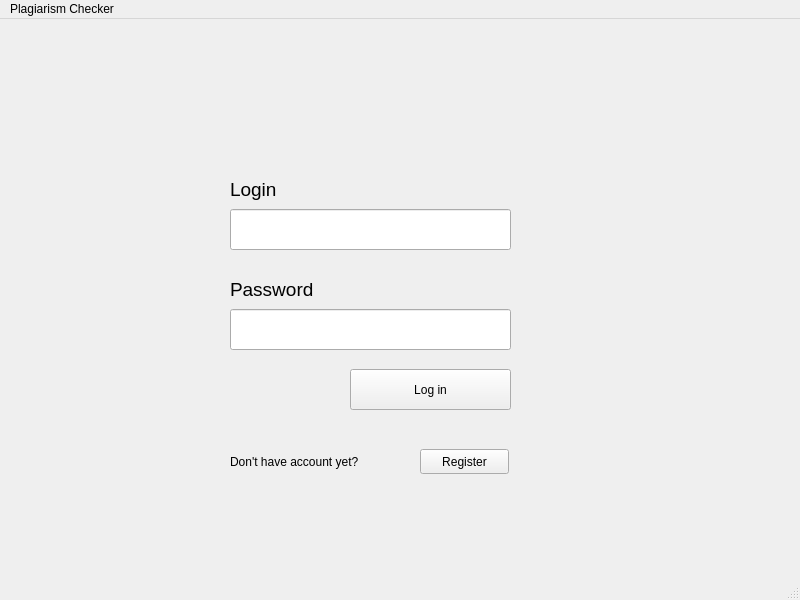
This is frontend-qt/mainwindow.ui in Mukhammadsaid19/os-plagiarism-checker as Qt 5 draws it before an edit. The edited form follows.
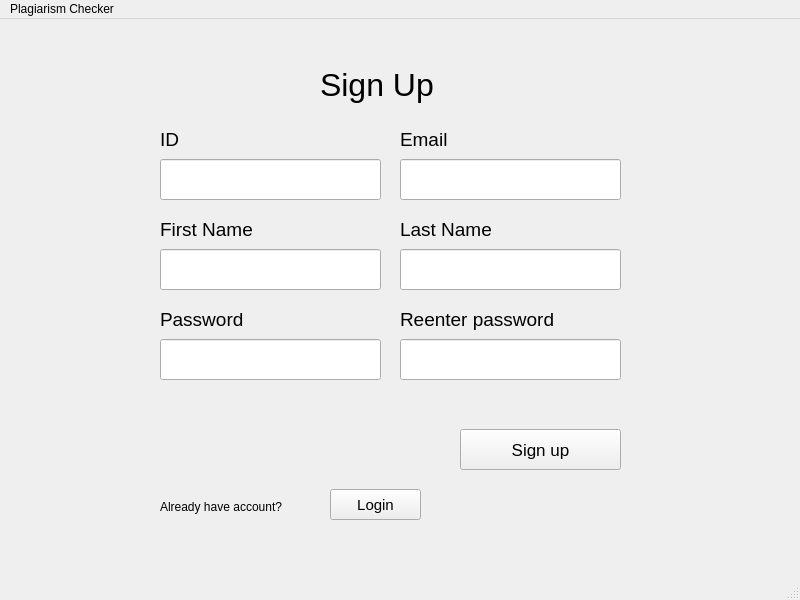
This is the edited form.

```diff
--- a/frontend-qt/mainwindow.ui
+++ b/frontend-qt/mainwindow.ui
@@ -14,110 +14,569 @@
    <string>MainWindow</string>
   </property>
   <widget class="QWidget" name="centralwidget">
-   <widget class="QLabel" name="label">
+   <widget class="QStackedWidget" name="stackedWidget">
     <property name="geometry">
      <rect>
-      <x>230</x>
-      <y>150</y>
-      <width>111</width>
-      <height>41</height>
+      <x>0</x>
+      <y>0</y>
+      <width>801</width>
+      <height>571</height>
      </rect>
     </property>
-    <property name="font">
-     <font>
-      <pointsize>14</pointsize>
-     </font>
+    <property name="styleSheet">
+     <string notr="true"/>
     </property>
-    <property name="text">
-     <string>Login</string>
+    <property name="currentIndex">
+     <number>1</number>
     </property>
-   </widget>
-   <widget class="QLineEdit" name="lineEdit_login">
-    <property name="geometry">
-     <rect>
-      <x>230</x>
-      <y>190</y>
-      <width>281</width>
-      <height>41</height>
-     </rect>
-    </property>
-    <property name="font">
-     <font>
-      <pointsize>14</pointsize>
-     </font>
-    </property>
-   </widget>
-   <widget class="QLineEdit" name="lineEdit_password">
-    <property name="geometry">
-     <rect>
-      <x>230</x>
-      <y>290</y>
-      <width>281</width>
-      <height>41</height>
-     </rect>
-    </property>
-    <property name="font">
-     <font>
-      <pointsize>14</pointsize>
-     </font>
-    </property>
-   </widget>
-   <widget class="QLabel" name="label_2">
-    <property name="geometry">
-     <rect>
-      <x>230</x>
-      <y>250</y>
-      <width>111</width>
-      <height>41</height>
-     </rect>
-    </property>
-    <property name="font">
-     <font>
-      <pointsize>14</pointsize>
-     </font>
-    </property>
-    <property name="text">
-     <string>Password</string>
-    </property>
-   </widget>
-   <widget class="QPushButton" name="loginButton">
-    <property name="geometry">
-     <rect>
-      <x>350</x>
-      <y>350</y>
-      <width>161</width>
-      <height>41</height>
-     </rect>
-    </property>
-    <property name="text">
-     <string>Log in</string>
-    </property>
-   </widget>
-   <widget class="QPushButton" name="pushButton">
-    <property name="geometry">
-     <rect>
-      <x>420</x>
-      <y>430</y>
-      <width>89</width>
-      <height>25</height>
-     </rect>
-    </property>
-    <property name="text">
-     <string>Register</string>
-    </property>
-   </widget>
-   <widget class="QLabel" name="label_3">
-    <property name="geometry">
-     <rect>
-      <x>230</x>
-      <y>435</y>
-      <width>181</width>
-      <height>16</height>
-     </rect>
-    </property>
-    <property name="text">
-     <string>Don't have account yet?</string>
-    </property>
+    <widget class="QWidget" name="page">
+     <widget class="QLineEdit" name="lineEdit_password">
+      <property name="geometry">
+       <rect>
+        <x>240</x>
+        <y>270</y>
+        <width>281</width>
+        <height>41</height>
+       </rect>
+      </property>
+      <property name="font">
+       <font>
+        <pointsize>14</pointsize>
+       </font>
+      </property>
+      <property name="styleSheet">
+       <string notr="true">background-color: #fff;</string>
+      </property>
+      <property name="echoMode">
+       <enum>QLineEdit::Password</enum>
+      </property>
+     </widget>
+     <widget class="QPushButton" name="loginButton">
+      <property name="geometry">
+       <rect>
+        <x>360</x>
+        <y>330</y>
+        <width>161</width>
+        <height>41</height>
+       </rect>
+      </property>
+      <property name="text">
+       <string>Log in</string>
+      </property>
+     </widget>
+     <widget class="QLabel" name="label">
+      <property name="geometry">
+       <rect>
+        <x>240</x>
+        <y>130</y>
+        <width>111</width>
+        <height>41</height>
+       </rect>
+      </property>
+      <property name="font">
+       <font>
+        <pointsize>14</pointsize>
+       </font>
+      </property>
+      <property name="text">
+       <string>ID</string>
+      </property>
+     </widget>
+     <widget class="QPushButton" name="pushButton">
+      <property name="geometry">
+       <rect>
+        <x>430</x>
+        <y>410</y>
+        <width>89</width>
+        <height>25</height>
+       </rect>
+      </property>
+      <property name="text">
+       <string>Register</string>
+      </property>
+     </widget>
+     <widget class="QLabel" name="label_3">
+      <property name="geometry">
+       <rect>
+        <x>240</x>
+        <y>415</y>
+        <width>181</width>
+        <height>16</height>
+       </rect>
+      </property>
+      <property name="text">
+       <string>Don't have account yet?</string>
+      </property>
+     </widget>
+     <widget class="QLabel" name="label_2">
+      <property name="geometry">
+       <rect>
+        <x>240</x>
+        <y>230</y>
+        <width>111</width>
+        <height>41</height>
+       </rect>
+      </property>
+      <property name="font">
+       <font>
+        <pointsize>14</pointsize>
+       </font>
+      </property>
+      <property name="text">
+       <string>Password</string>
+      </property>
+     </widget>
+     <widget class="QLineEdit" name="lineEdit_login">
+      <property name="geometry">
+       <rect>
+        <x>240</x>
+        <y>170</y>
+        <width>281</width>
+        <height>41</height>
+       </rect>
+      </property>
+      <property name="font">
+       <font>
+        <pointsize>14</pointsize>
+       </font>
+      </property>
+      <property name="styleSheet">
+       <string notr="true">background-color: #fff;</string>
+      </property>
+     </widget>
+     <widget class="QLabel" name="label_13">
+      <property name="geometry">
+       <rect>
+        <x>330</x>
+        <y>50</y>
+        <width>81</width>
+        <height>51</height>
+       </rect>
+      </property>
+      <property name="font">
+       <font>
+        <pointsize>24</pointsize>
+       </font>
+      </property>
+      <property name="text">
+       <string>Login</string>
+      </property>
+     </widget>
+    </widget>
+    <widget class="QWidget" name="page_2">
+     <widget class="QLineEdit" name="lineEdit_login_2">
+      <property name="geometry">
+       <rect>
+        <x>160</x>
+        <y>140</y>
+        <width>221</width>
+        <height>41</height>
+       </rect>
+      </property>
+      <property name="font">
+       <font>
+        <pointsize>14</pointsize>
+       </font>
+      </property>
+     </widget>
+     <widget class="QPushButton" name="loginButton_2">
+      <property name="geometry">
+       <rect>
+        <x>460</x>
+        <y>410</y>
+        <width>161</width>
+        <height>41</height>
+       </rect>
+      </property>
+      <property name="font">
+       <font>
+        <pointsize>13</pointsize>
+       </font>
+      </property>
+      <property name="text">
+       <string>Sign up</string>
+      </property>
+     </widget>
+     <widget class="QLabel" name="label_4">
+      <property name="geometry">
+       <rect>
+        <x>160</x>
+        <y>100</y>
+        <width>111</width>
+        <height>41</height>
+       </rect>
+      </property>
+      <property name="font">
+       <font>
+        <pointsize>14</pointsize>
+       </font>
+      </property>
+      <property name="text">
+       <string>ID</string>
+      </property>
+     </widget>
+     <widget class="QLabel" name="label_5">
+      <property name="geometry">
+       <rect>
+        <x>160</x>
+        <y>190</y>
+        <width>111</width>
+        <height>41</height>
+       </rect>
+      </property>
+      <property name="font">
+       <font>
+        <pointsize>14</pointsize>
+       </font>
+      </property>
+      <property name="text">
+       <string>First Name</string>
+      </property>
+     </widget>
+     <widget class="QLineEdit" name="lineEdit_fn">
+      <property name="geometry">
+       <rect>
+        <x>160</x>
+        <y>230</y>
+        <width>221</width>
+        <height>41</height>
+       </rect>
+      </property>
+      <property name="font">
+       <font>
+        <pointsize>14</pointsize>
+       </font>
+      </property>
+     </widget>
+     <widget class="QLabel" name="label_6">
+      <property name="geometry">
+       <rect>
+        <x>160</x>
+        <y>480</y>
+        <width>181</width>
+        <height>16</height>
+       </rect>
+      </property>
+      <property name="text">
+       <string>Already have account? </string>
+      </property>
+     </widget>
+     <widget class="QLineEdit" name="lineEdit_password_2">
+      <property name="geometry">
+       <rect>
+        <x>160</x>
+        <y>320</y>
+        <width>221</width>
+        <height>41</height>
+       </rect>
+      </property>
+      <property name="font">
+       <font>
+        <pointsize>14</pointsize>
+       </font>
+      </property>
+      <property name="echoMode">
+       <enum>QLineEdit::Password</enum>
+      </property>
+     </widget>
+     <widget class="QLabel" name="label_8">
+      <property name="geometry">
+       <rect>
+        <x>160</x>
+        <y>280</y>
+        <width>111</width>
+        <height>41</height>
+       </rect>
+      </property>
+      <property name="font">
+       <font>
+        <pointsize>14</pointsize>
+       </font>
+      </property>
+      <property name="text">
+       <string>Password</string>
+      </property>
+     </widget>
+     <widget class="QLineEdit" name="lineEdit_ln">
+      <property name="geometry">
+       <rect>
+        <x>400</x>
+        <y>230</y>
+        <width>221</width>
+        <height>41</height>
+       </rect>
+      </property>
+      <property name="font">
+       <font>
+        <pointsize>14</pointsize>
+       </font>
+      </property>
+     </widget>
+     <widget class="QLabel" name="label_11">
+      <property name="geometry">
+       <rect>
+        <x>400</x>
+        <y>190</y>
+        <width>111</width>
+        <height>41</height>
+       </rect>
+      </property>
+      <property name="font">
+       <font>
+        <pointsize>14</pointsize>
+       </font>
+      </property>
+      <property name="text">
+       <string>Last Name</string>
+      </property>
+     </widget>
+     <widget class="QLineEdit" name="lineEdit_password_2_re">
+      <property name="geometry">
+       <rect>
+        <x>400</x>
+        <y>320</y>
+        <width>221</width>
+        <height>41</height>
+       </rect>
+      </property>
+      <property name="font">
+       <font>
+        <pointsize>14</pointsize>
+       </font>
+      </property>
+      <property name="echoMode">
+       <enum>QLineEdit::Password</enum>
+      </property>
+     </widget>
+     <widget class="QLabel" name="label_9">
+      <property name="geometry">
+       <rect>
+        <x>400</x>
+        <y>280</y>
+        <width>171</width>
+        <height>41</height>
+       </rect>
+      </property>
+      <property name="font">
+       <font>
+        <pointsize>14</pointsize>
+       </font>
+      </property>
+      <property name="text">
+       <string>Reenter password</string>
+      </property>
+     </widget>
+     <widget class="QPushButton" name="loginButton_3">
+      <property name="geometry">
+       <rect>
+        <x>330</x>
+        <y>470</y>
+        <width>91</width>
+        <height>31</height>
+       </rect>
+      </property>
+      <property name="font">
+       <font>
+        <pointsize>11</pointsize>
+       </font>
+      </property>
+      <property name="text">
+       <string>Login</string>
+      </property>
+     </widget>
+     <widget class="QLabel" name="label_7">
+      <property name="geometry">
+       <rect>
+        <x>320</x>
+        <y>40</y>
+        <width>131</width>
+        <height>51</height>
+       </rect>
+      </property>
+      <property name="font">
+       <font>
+        <pointsize>24</pointsize>
+       </font>
+      </property>
+      <property name="text">
+       <string>Sign Up</string>
+      </property>
+     </widget>
+     <widget class="QLineEdit" name="lineEdit_email">
+      <property name="geometry">
+       <rect>
+        <x>400</x>
+        <y>140</y>
+        <width>221</width>
+        <height>41</height>
+       </rect>
+      </property>
+      <property name="font">
+       <font>
+        <pointsize>14</pointsize>
+       </font>
+      </property>
+      <property name="echoMode">
+       <enum>QLineEdit::Normal</enum>
+      </property>
+     </widget>
+     <widget class="QLabel" name="label_18">
+      <property name="geometry">
+       <rect>
+        <x>400</x>
+        <y>100</y>
+        <width>111</width>
+        <height>41</height>
+       </rect>
+      </property>
+      <property name="font">
+       <font>
+        <pointsize>14</pointsize>
+       </font>
+      </property>
+      <property name="text">
+       <string>Email</string>
+      </property>
+     </widget>
+    </widget>
+    <widget class="QWidget" name="page_3">
+     <widget class="QLabel" name="label_15">
+      <property name="geometry">
+       <rect>
+        <x>70</x>
+        <y>92</y>
+        <width>256</width>
+        <height>24</height>
+       </rect>
+      </property>
+      <property name="font">
+       <font>
+        <pointsize>16</pointsize>
+       </font>
+      </property>
+      <property name="text">
+       <string>Text 1</string>
+      </property>
+     </widget>
+     <widget class="QTextEdit" name="textEdit_1">
+      <property name="geometry">
+       <rect>
+        <x>70</x>
+        <y>122</y>
+        <width>301</width>
+        <height>291</height>
+       </rect>
+      </property>
+     </widget>
+     <widget class="QLabel" name="label_12">
+      <property name="geometry">
+       <rect>
+        <x>180</x>
+        <y>20</y>
+        <width>421</width>
+        <height>51</height>
+       </rect>
+      </property>
+      <property name="font">
+       <font>
+        <pointsize>24</pointsize>
+       </font>
+      </property>
+      <property name="text">
+       <string>Content Similarity Detection</string>
+      </property>
+     </widget>
+     <widget class="QTextEdit" name="textEdit_2">
+      <property name="geometry">
+       <rect>
+        <x>420</x>
+        <y>120</y>
+        <width>301</width>
+        <height>291</height>
+       </rect>
+      </property>
+     </widget>
+     <widget class="QLabel" name="label_16">
+      <property name="geometry">
+       <rect>
+        <x>420</x>
+        <y>90</y>
+        <width>256</width>
+        <height>24</height>
+       </rect>
+      </property>
+      <property name="font">
+       <font>
+        <pointsize>16</pointsize>
+       </font>
+      </property>
+      <property name="text">
+       <string>Text 2</string>
+      </property>
+     </widget>
+     <widget class="QPushButton" name="pushButton_2">
+      <property name="geometry">
+       <rect>
+        <x>610</x>
+        <y>440</y>
+        <width>111</width>
+        <height>41</height>
+       </rect>
+      </property>
+      <property name="font">
+       <font>
+        <pointsize>18</pointsize>
+       </font>
+      </property>
+      <property name="text">
+       <string>Check</string>
+      </property>
+     </widget>
+     <widget class="QLabel" name="label_14">
+      <property name="geometry">
+       <rect>
+        <x>290</x>
+        <y>440</y>
+        <width>121</width>
+        <height>41</height>
+       </rect>
+      </property>
+      <property name="font">
+       <font>
+        <pointsize>18</pointsize>
+        <weight>75</weight>
+        <bold>true</bold>
+       </font>
+      </property>
+      <property name="text">
+       <string>Similarity</string>
+      </property>
+     </widget>
+     <widget class="QLabel" name="label_17">
+      <property name="geometry">
+       <rect>
+        <x>420</x>
+        <y>440</y>
+        <width>101</width>
+        <height>41</height>
+       </rect>
+      </property>
+      <property name="minimumSize">
+       <size>
+        <width>100</width>
+        <height>0</height>
+       </size>
+      </property>
+      <property name="font">
+       <font>
+        <pointsize>18</pointsize>
+       </font>
+      </property>
+      <property name="text">
+       <string>0.00 %</string>
+      </property>
+     </widget>
+    </widget>
    </widget>
   </widget>
   <widget class="QMenuBar" name="menubar">
```
Left out of the diff: 16 changed lines with no effect on the pictures.
